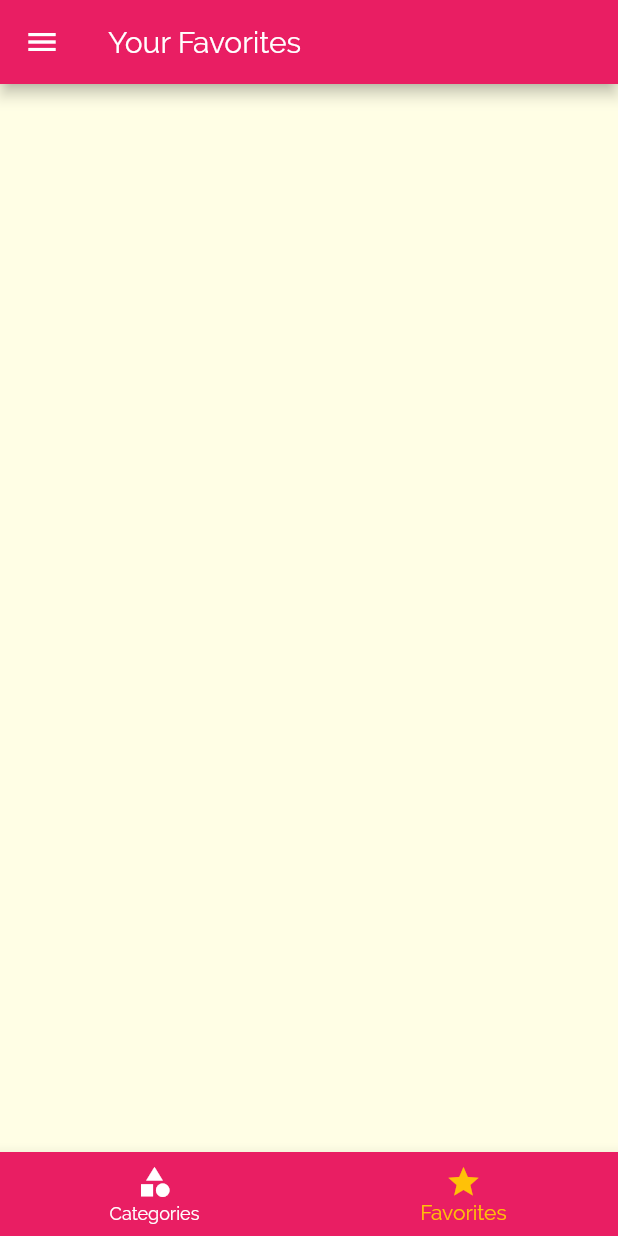
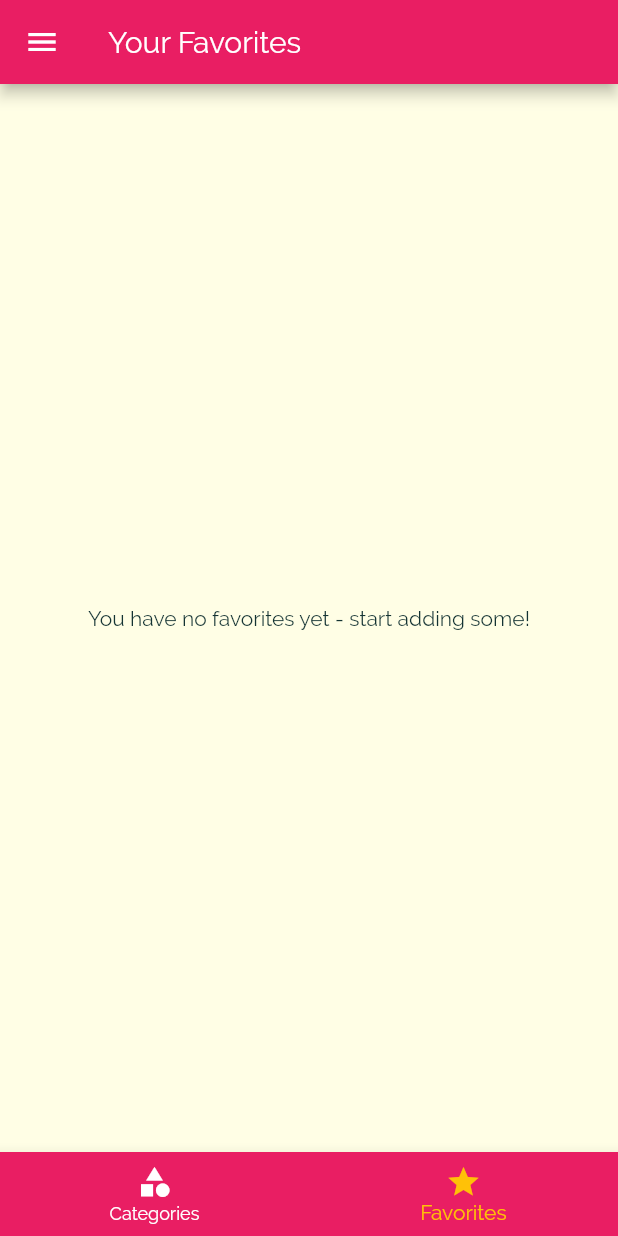
Before and after one commit to hirashahid/Flutter-TheMealApp, a Flutter app: the screen it shows after launch, item 2 of the bottom bar chosen, on a phone screen of 412 x 824 dp. Run offline on Flutter 3.47's test engine with Material 2 defaults, Android fonts, the phone set to English and light mode, and no system bars.

Commit message:
Done with Module

```diff
--- a/lib/main.dart
+++ b/lib/main.dart
@@ -24,6 +24,7 @@ class _MyAppState extends State<MyApp> {
   };
 
   List<Meal> _availableMeals = DUMMY_MEALS;
+  List<Meal> _favoriteMeals = [];
 
   void _setFilters(Map<String, bool> filterData) {
     setState(() {
@@ -45,6 +46,26 @@ class _MyAppState extends State<MyApp> {
         return true;
       }).toList();
     });
+  }
+
+  void _toggleFavorite(String mealId) {
+    final existingIndex =
+        _favoriteMeals.indexWhere((meal) => meal.id == mealId);
+    if (existingIndex >= 0) {
+      setState(() {
+        _favoriteMeals.removeAt(existingIndex);
+      });
+    } else {
+      setState(() {
+        _favoriteMeals.add(
+          DUMMY_MEALS.firstWhere((meal) => meal.id == mealId),
+        );
+      });
+    }
+  }
+
+  bool _isMealFavorite(String id) {
+    return _favoriteMeals.any((meal) => meal.id == id);
   }
 
   @override
@@ -70,10 +91,11 @@ class _MyAppState extends State<MyApp> {
       //home: CategoriesScreen(),
       initialRoute: '/', // default is '/'
       routes: {
-        '/': (ctx) => TabsScreen(),
+        '/': (ctx) => TabsScreen(_favoriteMeals),
         CategoryMealsScreen.routeName: (ctx) =>
             CategoryMealsScreen(_availableMeals),
-        MealDetailScreen.routeName: (ctx) => MealDetailScreen(),
+        MealDetailScreen.routeName: (ctx) =>
+            MealDetailScreen(_toggleFavorite, _isMealFavorite),
         FiltersScreen.routeName: (ctx) => FiltersScreen(_filters, _setFilters),
       },
       onUnknownRoute: (settings) {
--- a/lib/screens/category_meals_screen.dart
+++ b/lib/screens/category_meals_screen.dart
@@ -62,7 +62,6 @@ class _CategoryMealsScreenState extends State<CategoryMealsScreen> {
             imageUrl: displayedMeals[index].imageUrl,
             duration: displayedMeals[index].duration,
             complexity: displayedMeals[index].complexity,
-            removeItem: _removeMeal,
             affordability: displayedMeals[index].affordability,
           );
         },
--- a/lib/screens/favorites_screen.dart
+++ b/lib/screens/favorites_screen.dart
@@ -1,8 +1,33 @@
 import 'package:flutter/material.dart';
 
+import '../models/meal.dart';
+import '../widgets/meal_item.dart';
+
 class FavoritesScreen extends StatelessWidget {
+  final List<Meal> favoriteMeals;
+
+  FavoritesScreen(this.favoriteMeals);
+
   @override
   Widget build(BuildContext context) {
-    return Container();
+    if (favoriteMeals.isEmpty) {
+      return Center(
+        child: Text("You have no favorites yet - start adding some!"),
+      );
+    } else {
+      return ListView.builder(
+        itemBuilder: (ctx, index) {
+          return MealItem(
+            id: favoriteMeals[index].id,
+            title: favoriteMeals[index].title,
+            imageUrl: favoriteMeals[index].imageUrl,
+            duration: favoriteMeals[index].duration,
+            affordability: favoriteMeals[index].affordability,
+            complexity: favoriteMeals[index].complexity,
+          );
+        },
+        itemCount: favoriteMeals.length,
+      );
+    }
   }
 }
--- a/lib/screens/tabs_screen.dart
+++ b/lib/screens/tabs_screen.dart
@@ -3,25 +3,36 @@ import 'package:flutter/material.dart';
 import './favorites_screen.dart';
 import '../widgets/meal_drawer.dart';
 import './categories_screen.dart';
+import '../models/meal.dart';
 
 class TabsScreen extends StatefulWidget {
+  final List<Meal> favoriteMeals;
+
+  TabsScreen(this.favoriteMeals);
+
   @override
   _TabsScreenState createState() => _TabsScreenState();
 }
 
 class _TabsScreenState extends State<TabsScreen> {
-  final List<Map<String, Object>> _pages = [
+  List<Map<String, Object>> _pages;
+
+  int _selectedPageIndex = 0;
+
+  @override
+  void initState() {
+    _pages = [
       {
         'page': CategoriesScreen(),
         'title': 'Categories',
       },
       {
-      'page': FavoritesScreen(),
+        'page': FavoritesScreen(widget.favoriteMeals),
         'title': 'Your Favorites',
       },
     ];
-
-  int _selectedPageIndex = 0;
+    super.initState();
+  }
 
   void _selectPage(int index) {
     //flutter itself gives the index
--- a/lib/widgets/meal_item.dart
+++ b/lib/widgets/meal_item.dart
@@ -10,7 +10,6 @@ class MealItem extends StatelessWidget {
   final int duration;
   final Complexity complexity;
   final Affordability affordability;
-  final Function removeItem;
 
   MealItem({
     @required this.id,
@@ -19,7 +18,6 @@ class MealItem extends StatelessWidget {
     @required this.duration,
     @required this.complexity,
     @required this.affordability,
-    @required this.removeItem,
   });
 
   String get complexityText {
@@ -63,7 +61,7 @@ class MealItem extends StatelessWidget {
         .then(
       (result) {
         if (result != null) {
-          removeItem(result);
+          //removeItem(result);
         }
       },
     );
```
Also changed, not shown: lib/screens/meal_detail_screen.dart (+7 -4 lines). Lines whose indentation alone changed are shown as unchanged.
